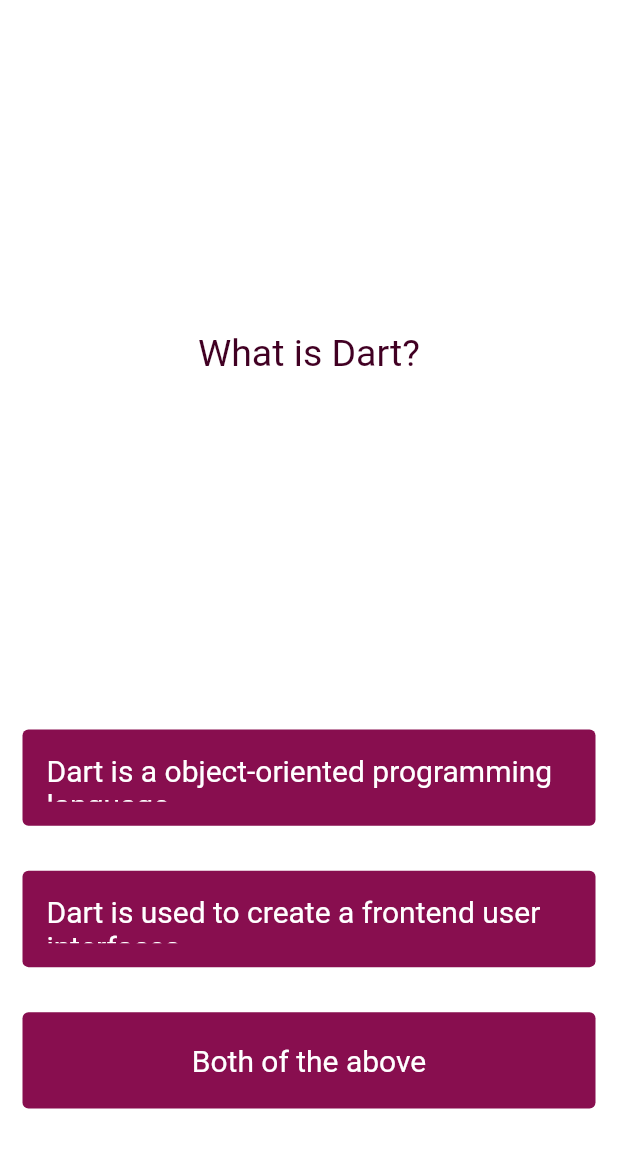
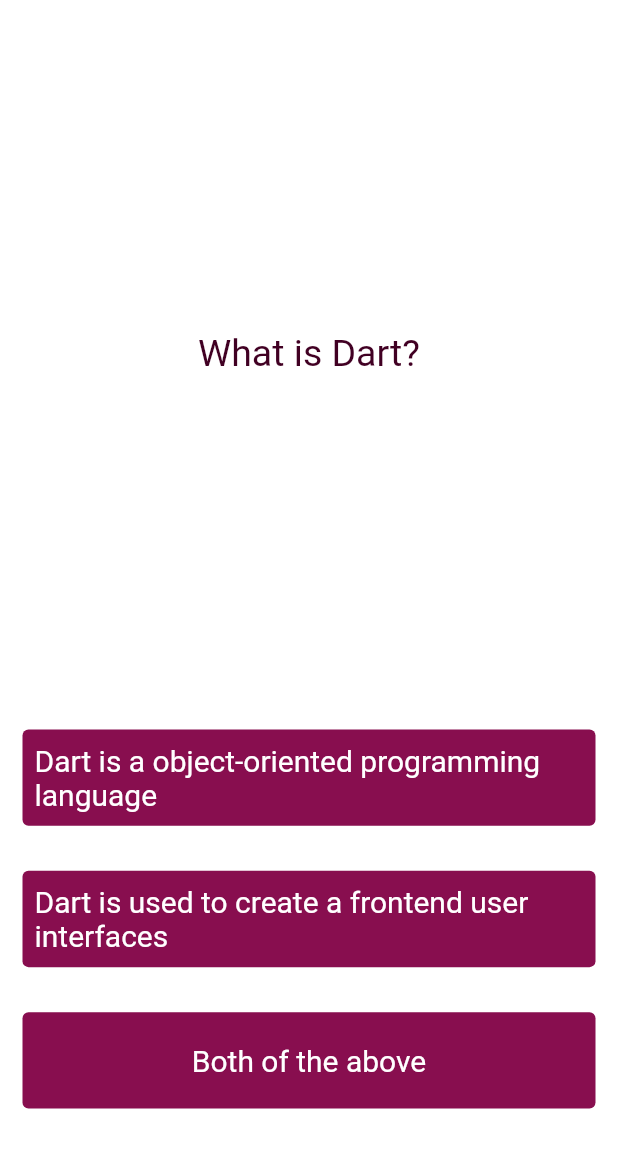
Before and after one commit to fidelmak/dartinterview, a Flutter app: the interview screen opened by its route, after a tap on "Start the process here", on a phone screen of 412 x 824 dp, the part 60-1228 px from its top. Run offline on Flutter 3.47's test engine with Material 2 defaults, Android fonts, the phone set to English and light mode, and no system bars; our stand-ins replace carousel_slider, flutter_svg, rflutter_alert.

Commit message:
modified:   lib/model/questions.dart

```diff
--- a/lib/screens/display.dart
+++ b/lib/screens/display.dart
@@ -61,6 +61,8 @@ class _displayState extends State<display> {
             ),
           ],
         ).show();
+
+        //Navigator.pushNamed(context, '/home');
         tquestion.reset();
         // ScoreKeeper = [];
       }
@@ -133,7 +135,7 @@ class _displayState extends State<display> {
                         onPressed: () => CheckAnswer(choice),
                         style: TextButton.styleFrom(
                           foregroundColor: Colors.white,
-                          padding: const EdgeInsets.all(16.0),
+                          padding: const EdgeInsets.all(8.0),
                           textStyle: const TextStyle(fontSize: 20),
                           backgroundColor: Colors.pink.shade900,
                         ),
--- a/lib/screens/interview.dart
+++ b/lib/screens/interview.dart
@@ -52,7 +52,8 @@ class _interviewState extends State<interview> {
                   style: TextStyle(
                     color: Color.fromARGB(255, 138, 2, 74),
                     fontFamily: 'SourceSansPro - Regular',
-                    fontWeight: FontWeight.w200,
+                    fontWeight: FontWeight.w300,
+                    fontSize: 20,
                   ),
                 ),
               ),
--- a/lib/screens/widgets/slider.dart
+++ b/lib/screens/widgets/slider.dart
@@ -14,9 +14,9 @@ class _sliderState extends State<slider> {
   @override
   Widget build(BuildContext context) {
     List<String> imagesList = [
-      'images/sus1.svg',
-      'images/sus2.svg',
-      'images/sus3.svg',
+      'assets/images/sus1.svg',
+      'assets/images/sus2.svg',
+      'assets/images/sus3.svg',
     ];
     return Container(
       height: 200,
```
Also changed, not shown: lib/model/questions.dart (+46 -7 lines), lib/screens/homepage.dart (+12 -4 lines).
